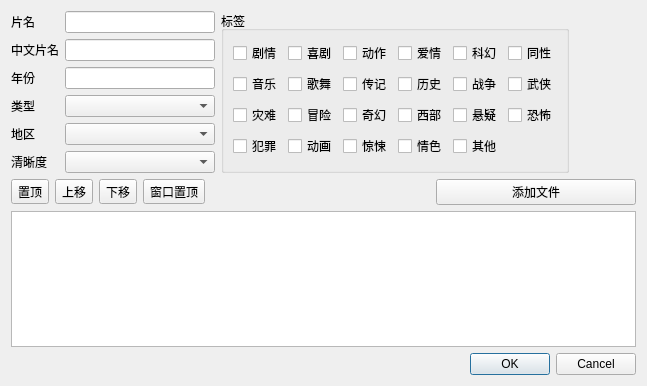
Old version of the form ui/ui_new_item_dialog.ui in the repository Reilkay/MTA-Warehouse.
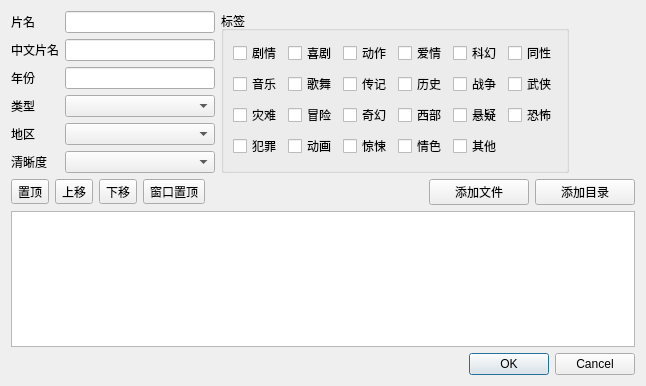
New version of the form. Icons and pictures are not drawn.

Commit message: 在添加新项目窗口实现按钮功能，增加尝试给文件排序的功能

```diff
--- a/ui/ui_new_item_dialog.ui
+++ b/ui/ui_new_item_dialog.ui
@@ -6,7 +6,7 @@
    <rect>
     <x>0</x>
     <y>0</y>
-    <width>573</width>
+    <width>572</width>
     <height>386</height>
    </rect>
   </property>
@@ -512,7 +512,7 @@
        </property>
        <property name="sizeHint" stdset="0">
         <size>
-         <width>225</width>
+         <width>218</width>
          <height>20</height>
         </size>
        </property>
@@ -528,7 +528,7 @@
        </property>
        <property name="minimumSize">
         <size>
-         <width>200</width>
+         <width>100</width>
          <height>0</height>
         </size>
        </property>
@@ -543,6 +543,19 @@
        </property>
       </widget>
      </item>
+     <item>
+      <widget class="QPushButton" name="add_directory_button">
+       <property name="minimumSize">
+        <size>
+         <width>100</width>
+         <height>0</height>
+        </size>
+       </property>
+       <property name="text">
+        <string>添加目录</string>
+       </property>
+      </widget>
+     </item>
      <item>
       <spacer name="horizontalSpacer_2">
        <property name="orientation">
```
Left out of the diff: 8 changed lines with no effect on the pictures. The commit also changes 4 other files.
